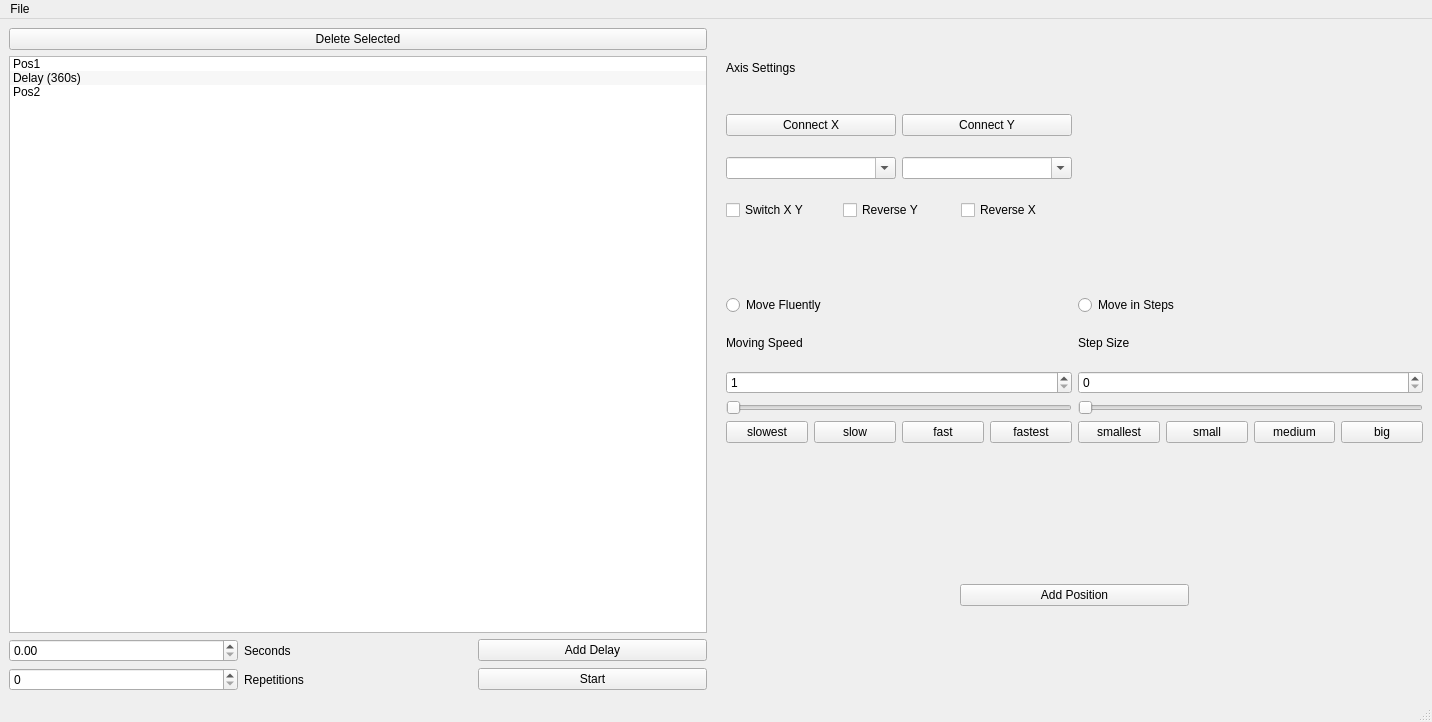
This is gui.ui in craterghost/ACI as Qt 5 draws it before an edit. The edited form follows.
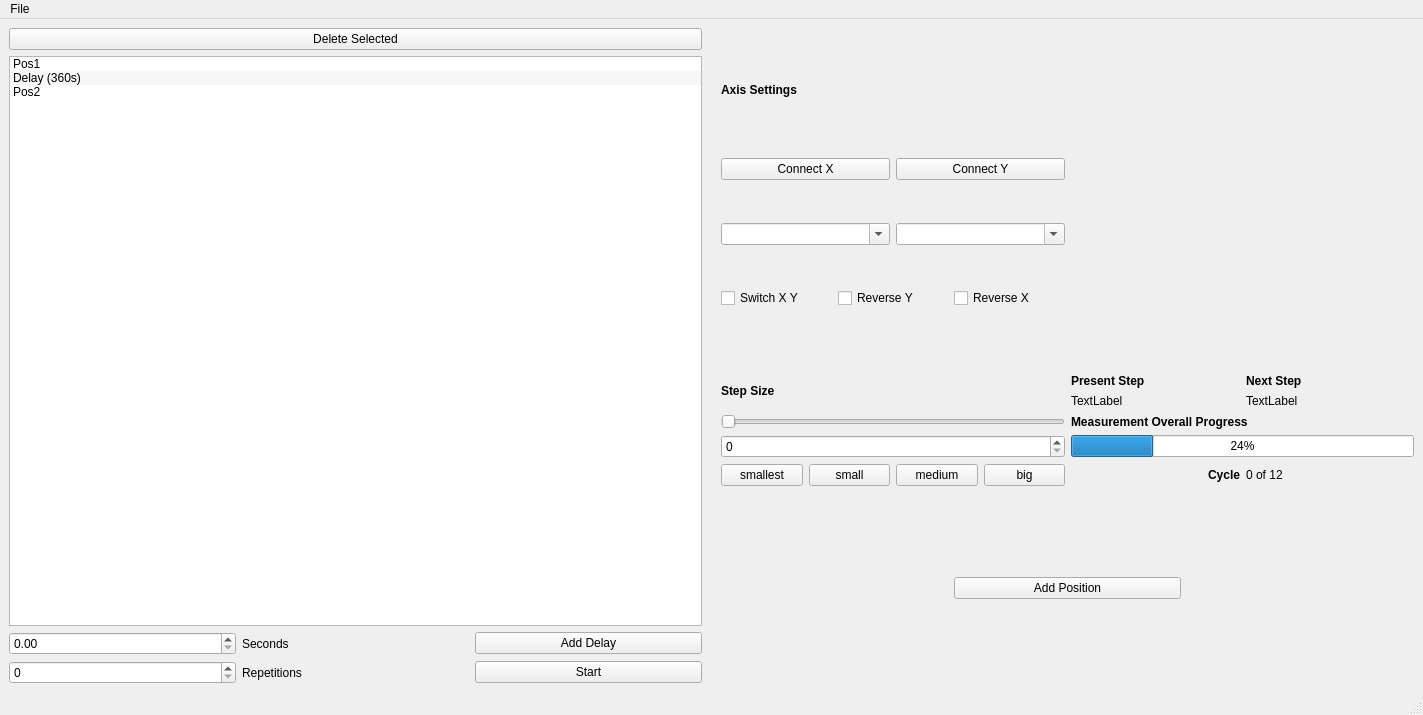
This is the edited form. Icons and pictures are not drawn.

Commit message: Simulation progress instead of fluent movement

Diff of the .ui file:
```diff
--- a/gui.ui
+++ b/gui.ui
@@ -6,8 +6,8 @@
    <rect>
     <x>0</x>
     <y>0</y>
-    <width>1432</width>
-    <height>722</height>
+    <width>1423</width>
+    <height>715</height>
    </rect>
   </property>
   <property name="windowTitle">
@@ -183,7 +183,7 @@
       <item>
        <layout class="QHBoxLayout" name="layout_sia_logo_axis_settings">
         <property name="bottomMargin">
-         <number>50</number>
+         <number>20</number>
         </property>
         <item>
          <layout class="QVBoxLayout" name="layout_axis_settings">
@@ -195,6 +195,12 @@
               <height>50</height>
              </size>
             </property>
+            <property name="font">
+             <font>
+              <weight>75</weight>
+              <bold>true</bold>
+             </font>
+            </property>
             <property name="text">
              <string>Axis Settings</string>
             </property>
@@ -282,17 +288,21 @@
          </layout>
         </item>
         <item>
-         <widget class="QLabel" name="label_sia">
-          <property name="text">
-           <string/>
-          </property>
-          <property name="pixmap">
-           <pixmap>../../../../.designer/backup/media/SIA.png</pixmap>
-          </property>
-          <property name="alignment">
-           <set>Qt::AlignCenter</set>
-          </property>
-         </widget>
+         <layout class="QVBoxLayout" name="verticalLayout">
+          <item>
+           <widget class="QLabel" name="label_sia">
+            <property name="text">
+             <string/>
+            </property>
+            <property name="pixmap">
+             <pixmap>../../../../.designer/backup/media/SIA.png</pixmap>
+            </property>
+            <property name="alignment">
+             <set>Qt::AlignCenter</set>
+            </property>
+           </widget>
+          </item>
+         </layout>
         </item>
        </layout>
       </item>
@@ -302,9 +312,128 @@
          <enum>QLayout::SetFixedSize</enum>
         </property>
         <property name="bottomMargin">
-         <number>50</number>
+         <number>0</number>
         </property>
-        <item row="8" column="1">
+        <item row="3" column="1">
+         <widget class="QLabel" name="label_measurement">
+          <property name="maximumSize">
+           <size>
+            <width>16777215</width>
+            <height>20</height>
+           </size>
+          </property>
+          <property name="font">
+           <font>
+            <weight>75</weight>
+            <bold>true</bold>
+           </font>
+          </property>
+          <property name="text">
+           <string>Measurement Overall Progress</string>
+          </property>
+         </widget>
+        </item>
+        <item row="4" column="0">
+         <widget class="QSpinBox" name="step_textbox"/>
+        </item>
+        <item row="3" column="0">
+         <widget class="QSlider" name="step_slider">
+          <property name="orientation">
+           <enum>Qt::Horizontal</enum>
+          </property>
+         </widget>
+        </item>
+        <item row="2" column="1">
+         <layout class="QGridLayout" name="gridLayout">
+          <property name="topMargin">
+           <number>0</number>
+          </property>
+          <item row="0" column="0">
+           <widget class="QLabel" name="label_now">
+            <property name="maximumSize">
+             <size>
+              <width>16777215</width>
+              <height>30</height>
+             </size>
+            </property>
+            <property name="font">
+             <font>
+              <weight>75</weight>
+              <bold>true</bold>
+             </font>
+            </property>
+            <property name="text">
+             <string>Present Step</string>
+            </property>
+           </widget>
+          </item>
+          <item row="0" column="1">
+           <widget class="QLabel" name="label_next">
+            <property name="maximumSize">
+             <size>
+              <width>16777215</width>
+              <height>30</height>
+             </size>
+            </property>
+            <property name="font">
+             <font>
+              <weight>75</weight>
+              <bold>true</bold>
+             </font>
+            </property>
+            <property name="text">
+             <string>Next Step</string>
+            </property>
+           </widget>
+          </item>
+          <item row="1" column="1">
+           <widget class="QLabel" name="next">
+            <property name="maximumSize">
+             <size>
+              <width>16777215</width>
+              <height>30</height>
+             </size>
+            </property>
+            <property name="text">
+             <string>TextLabel</string>
+            </property>
+           </widget>
+          </item>
+          <item row="1" column="0">
+           <widget class="QLabel" name="now">
+            <property name="maximumSize">
+             <size>
+              <width>16777215</width>
+              <height>30</height>
+             </size>
+            </property>
+            <property name="text">
+             <string>TextLabel</string>
+            </property>
+           </widget>
+          </item>
+         </layout>
+        </item>
+        <item row="2" column="0">
+         <widget class="QLabel" name="label_step_size">
+          <property name="maximumSize">
+           <size>
+            <width>16777215</width>
+            <height>20</height>
+           </size>
+          </property>
+          <property name="font">
+           <font>
+            <weight>75</weight>
+            <bold>true</bold>
+           </font>
+          </property>
+          <property name="text">
+           <string>Step Size</string>
+          </property>
+         </widget>
+        </item>
+        <item row="5" column="0">
          <layout class="QHBoxLayout" name="layout_step_sizes">
           <item>
            <widget class="QPushButton" name="button_smallest">
@@ -336,128 +465,51 @@
           </item>
          </layout>
         </item>
-        <item row="3" column="0">
-         <widget class="QLabel" name="label_moving_speed">
-          <property name="maximumSize">
-           <size>
-            <width>16777215</width>
-            <height>44</height>
-           </size>
-          </property>
-          <property name="layoutDirection">
-           <enum>Qt::LeftToRight</enum>
-          </property>
-          <property name="autoFillBackground">
-           <bool>false</bool>
-          </property>
-          <property name="text">
-           <string>Moving Speed</string>
-          </property>
-         </widget>
-        </item>
-        <item row="8" column="0">
-         <layout class="QHBoxLayout" name="layout_speed_buttons">
-          <property name="sizeConstraint">
-           <enum>QLayout::SetDefaultConstraint</enum>
-          </property>
-          <property name="bottomMargin">
-           <number>0</number>
-          </property>
-          <item>
-           <widget class="QPushButton" name="button_speed_slowest">
-            <property name="whatsThis">
-             <string>50hz </string>
-            </property>
-            <property name="text">
-             <string>slowest</string>
-            </property>
-           </widget>
-          </item>
-          <item>
-           <widget class="QPushButton" name="button_speed_slow">
-            <property name="whatsThis">
-             <string>1kHz</string>
-            </property>
-            <property name="text">
-             <string>slow</string>
-            </property>
-           </widget>
-          </item>
-          <item>
-           <widget class="QPushButton" name="button_speed_fast">
-            <property name="whatsThis">
-             <string>5kHz</string>
-            </property>
-            <property name="text">
-             <string>fast</string>
-            </property>
-           </widget>
-          </item>
-          <item>
-           <widget class="QPushButton" name="button_speed_fastest">
-            <property name="whatsThis">
-             <string>10kHz</string>
-            </property>
-            <property name="text">
-             <string>fastest</string>
-            </property>
-           </widget>
-          </item>
-         </layout>
-        </item>
-        <item row="6" column="1">
-         <widget class="QSlider" name="step_slider">
-          <property name="orientation">
-           <enum>Qt::Horizontal</enum>
-          </property>
-         </widget>
-        </item>
         <item row="4" column="1">
-         <widget class="QSpinBox" name="step_textbox"/>
-        </item>
-        <item row="2" column="0">
-         <widget class="QRadioButton" name="xor_move_fluently">
-          <property name="text">
-           <string>Move Fluently</string>
+         <widget class="QProgressBar" name="progressBar">
+          <property name="minimumSize">
+           <size>
+            <width>0</width>
+            <height>0</height>
+           </size>
           </property>
-         </widget>
-        </item>
-        <item row="6" column="0">
-         <widget class="QSlider" name="speed_slider">
-          <property name="minimum">
-           <number>50</number>
+          <property name="value">
+           <number>24</number>
           </property>
-          <property name="maximum">
-           <number>10000</number>
-          </property>
-          <property name="orientation">
-           <enum>Qt::Horizontal</enum>
-          </property>
          </widget>
         </item>
-        <item row="3" column="1">
-         <widget class="QLabel" name="label_step_size">
-          <property name="text">
-           <string>Step Size</string>
-          </property>
-         </widget>
-        </item>
-        <item row="4" column="0">
-         <widget class="QSpinBox" name="speed_textbox">
-          <property name="minimum">
-           <number>1</number>
-          </property>
-          <property name="maximum">
-           <number>10000</number>
-          </property>
-         </widget>
-        </item>
-        <item row="2" column="1">
-         <widget class="QRadioButton" name="xor_move_steps">
-          <property name="text">
-           <string>Move in Steps</string>
-          </property>
-         </widget>
+        <item row="5" column="1">
+         <layout class="QHBoxLayout" name="horizontalLayout_3">
+          <item>
+           <widget class="QLabel" name="label">
+            <property name="font">
+             <font>
+              <weight>75</weight>
+              <bold>true</bold>
+             </font>
+            </property>
+            <property name="text">
+             <string>Cycle</string>
+            </property>
+            <property name="alignment">
+             <set>Qt::AlignRight|Qt::AlignTrailing|Qt::AlignVCenter</set>
+            </property>
+           </widget>
+          </item>
+          <item>
+           <widget class="QLabel" name="number_cycles">
+            <property name="font">
+             <font>
+              <weight>50</weight>
+              <bold>false</bold>
+             </font>
+            </property>
+            <property name="text">
+             <string>0 of 12</string>
+            </property>
+           </widget>
+          </item>
+         </layout>
         </item>
        </layout>
       </item>
@@ -644,7 +696,7 @@
     <rect>
      <x>0</x>
      <y>0</y>
-     <width>1432</width>
+     <width>1423</width>
      <height>25</height>
     </rect>
    </property>
```
Left out of the diff: 48 changed lines with no effect on the pictures. The commit also changes 3 other files.
